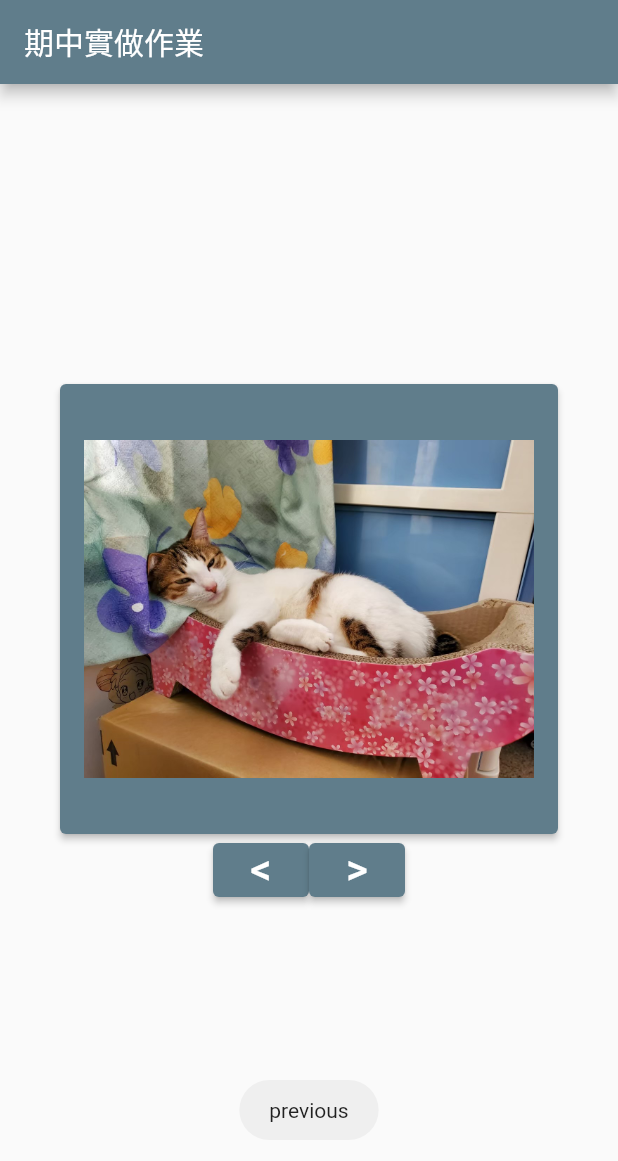
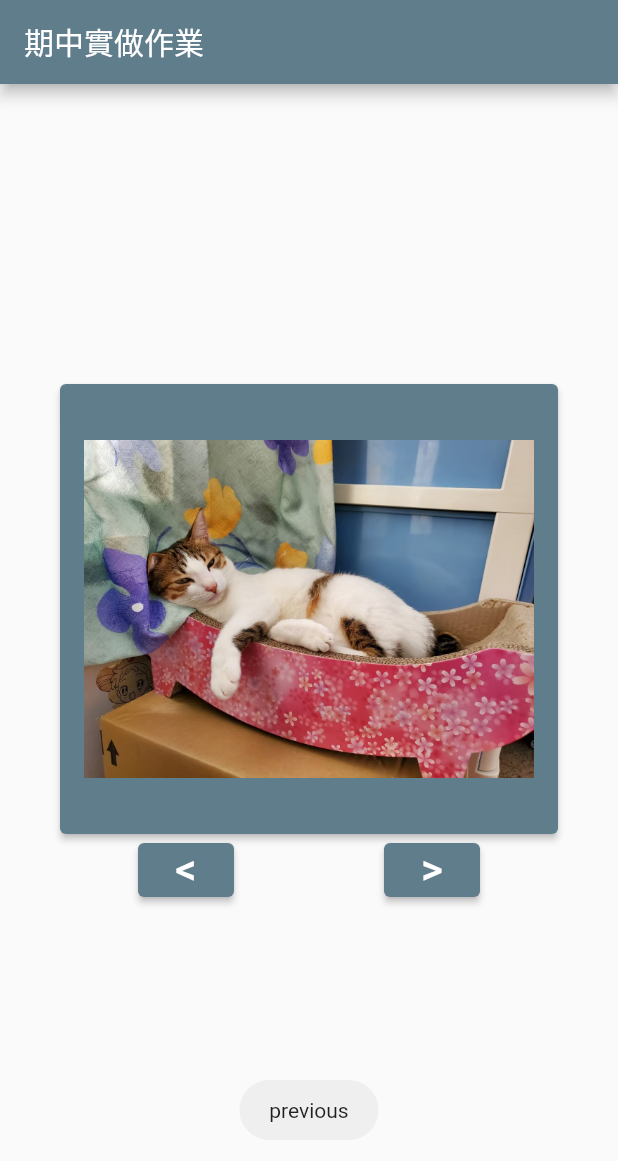
Before and after one commit to LuHai11/Midterm, a Flutter app: the screen it shows after launch, after a tap on an icon or button, on a phone screen of 412 x 824 dp. Shown: the top 1161 px of the screen. Run offline on Flutter 3.47's test engine with Material 2 defaults, Android fonts, the phone set to English and light mode, and no system bars; our stand-ins replace fluttertoast.

Commit message:
midterm-1

```diff
--- a/lib/main.dart
+++ b/lib/main.dart
@@ -95,7 +95,6 @@ class _MyHomePageState extends State<MyHomePage> {
                   child: ElevatedButton(onPressed: (){
                   final snackBar = SnackBar(
                     content: Text(imgname[counter]),
-
                   );
                   ScaffoldMessenger.of(context).showSnackBar(snackBar);
                 }, child:  Container(
@@ -112,22 +111,26 @@ class _MyHomePageState extends State<MyHomePage> {
             Row(
               mainAxisAlignment: MainAxisAlignment.center,
               children: [
-                ElevatedButton(onPressed: (){
+                Container(
+                  padding: EdgeInsets.only(right: 50),
+                child: ElevatedButton(onPressed: (){
                   counter--;
                   if(counter<0){
                     counter = imglist.length-1;
                   }
                   setState(() {counter;});
                   Fluttertoast.showToast(msg: 'previous');
-                  }, child: Text('<',style: TextStyle(fontSize: 28),)),
-                ElevatedButton(onPressed: (){
+                  }, child: Text('<',style: TextStyle(fontSize: 28),))),
+                Container(
+                  padding: EdgeInsets.only(left: 50),
+                child: ElevatedButton(onPressed: (){
                   counter++;
                   if(counter>imglist.length-1){
                     counter = 0;
                   }
                   setState(() {counter;});
                   Fluttertoast.showToast(msg: 'next');
-                }, child: Text('>',style: TextStyle(fontSize: 28),))
+                }, child: Text('>',style: TextStyle(fontSize: 28),))),
               ],
             )
           ],
```
